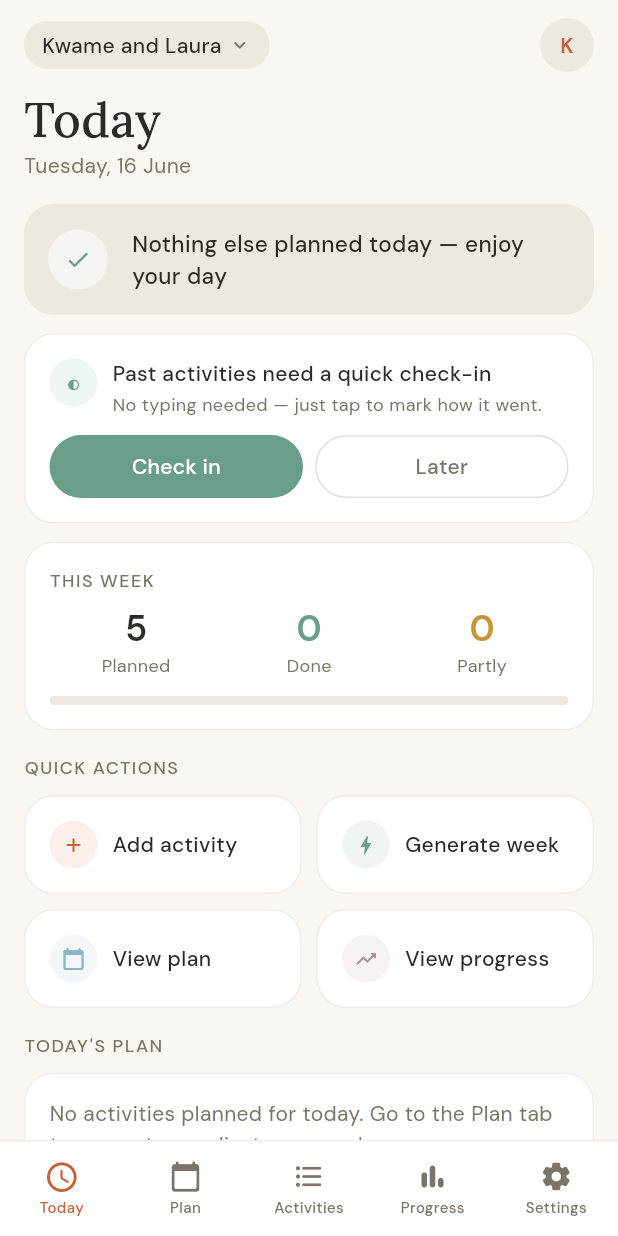
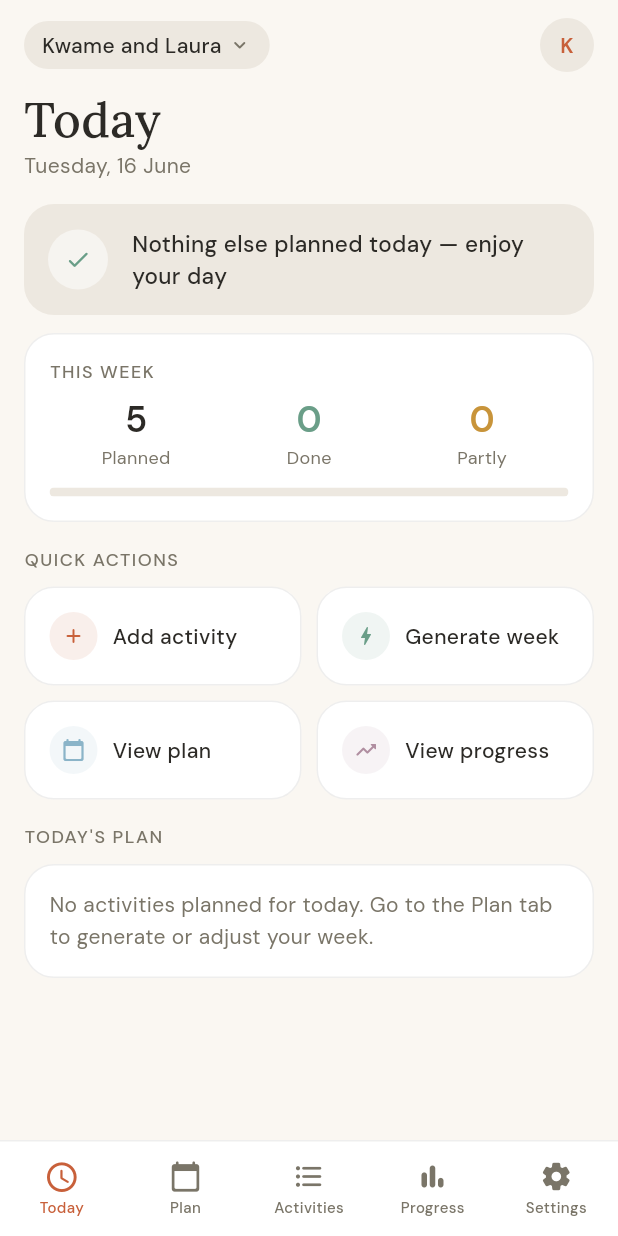
Before and after one commit to paulokwa/life-shuffle, a Flutter app: the screen it shows after launch, after a tap on "Next", after a tap on "Skip", on a phone screen of 412 x 824 dp. Run offline on Flutter 3.47's test engine with Material 3 defaults, Android fonts, the phone set to English and light mode, and no system bars; our stand-ins replace cloud_firestore, firebase_auth, firebase_core, google_fonts, shared_preferences; accounts and stored records are empty; network calls fail.

Commit message:
Add plan style, empty states, check-in prompt, scroll fix, and UX polish
- Plan style choice (Gentle/Balanced/Push me) with rest day counts on buttons
- Empty states on Activities and Plan screens
- Skippable check-in prompt on Today (session-only dismiss)
- Next Up card now filters out past activities (1-hour grace period)
- Check-in button scrolls to TODAY'S PLAN section instead of just dismissing
- Local run skill and example script updated with --web-hostname 127.0.0.1
- ROADMAP ticked for all completed V1 items; SESSION_LOG updated

Co-Authored-By: Claude Sonnet 4.6 <noreply@anthropic.com>

```diff
--- a/lib/screens/settings_screen.dart
+++ b/lib/screens/settings_screen.dart
@@ -472,16 +472,19 @@ class _PlanStylePicker extends StatelessWidget {
   @override
   Widget build(BuildContext context) {
     const options = [
-      (PlanStyle.gentle, 'Gentle', '~3/week'),
-      (PlanStyle.balanced, 'Balanced', '~5/week'),
-      (PlanStyle.push, 'Push me', '~7/week'),
+      (PlanStyle.gentle, 'Gentle', '~3/week', '4 rest days'),
+      (PlanStyle.balanced, 'Balanced', '~5/week', '2 rest days'),
+      (PlanStyle.push, 'Push me', '~7/week', '2 rest days'),
     ];
     return Row(
-      children: options.indexed.map(((int, (PlanStyle, String, String)) pair) {
+      children: options.indexed.map(((int, (PlanStyle, String, String, String)) pair) {
         final i = pair.$1;
-        final (style, label, hint) = pair.$2;
+        final (style, label, activities, restDays) = pair.$2;
         final selected = current == style;
         final isLast = i == options.length - 1;
+        final mutedColor = selected
+            ? Colors.white.withValues(alpha: 0.75)
+            : textMuted;
         return Expanded(
           child: GestureDetector(
             onTap: () => onChanged(style),
@@ -506,12 +509,17 @@ class _PlanStylePicker extends StatelessWidget {
                     ),
                   ),
                   Text(
-                    hint,
+                    activities,
                     style: GoogleFonts.dmSans(
                       fontSize: 11,
-                      color: selected
-                          ? Colors.white.withValues(alpha: 0.8)
-                          : textMuted,
+                      color: mutedColor,
+                    ),
+                  ),
+                  Text(
+                    restDays,
+                    style: GoogleFonts.dmSans(
+                      fontSize: 11,
+                      color: mutedColor,
                     ),
                   ),
                 ],
--- a/lib/screens/today_screen.dart
+++ b/lib/screens/today_screen.dart
@@ -9,8 +9,33 @@ import '../widgets/ls_card.dart';
 import '../widgets/quick_action_card.dart';
 import '../widgets/activity_plan_card.dart';
 
-class TodayScreen extends StatelessWidget {
+class TodayScreen extends StatefulWidget {
   const TodayScreen({super.key});
+
+  @override
+  State<TodayScreen> createState() => _TodayScreenState();
+}
+
+class _TodayScreenState extends State<TodayScreen> {
+  final _planSectionKey = GlobalKey();
+
+  // Returns true if the time slot is still upcoming or within a 1-hour grace
+  // period, so an activity planned at 3 PM still shows as Next Up at 3:45 PM
+  // but not at 7:37 PM.
+  static bool _isUpcoming(String timeSlot) {
+    final parts = timeSlot.split(' ');
+    if (parts.length != 2) return true;
+    final timeParts = parts[0].split(':');
+    if (timeParts.length != 2) return true;
+    int hour = int.tryParse(timeParts[0]) ?? 0;
+    final minute = int.tryParse(timeParts[1]) ?? 0;
+    final isPm = parts[1].toUpperCase() == 'PM';
+    if (isPm && hour != 12) hour += 12;
+    if (!isPm && hour == 12) hour = 0;
+    final now = DateTime.now();
+    final slot = DateTime(now.year, now.month, now.day, hour, minute);
+    return now.isBefore(slot.add(const Duration(hours: 1)));
+  }
 
   static String _formattedDate() {
     final now = DateTime.now();
@@ -23,6 +48,17 @@ class TodayScreen extends StatelessWidget {
       'July', 'August', 'September', 'October', 'November', 'December',
     ];
     return '${days[now.weekday - 1]}, ${now.day} ${months[now.month - 1]}';
+  }
+
+  void _scrollToPlanSection() {
+    final ctx = _planSectionKey.currentContext;
+    if (ctx != null) {
+      Scrollable.ensureVisible(
+        ctx,
+        duration: const Duration(milliseconds: 400),
+        curve: Curves.easeOut,
+      );
+    }
   }
 
   @override
@@ -43,8 +79,17 @@ class TodayScreen extends StatelessWidget {
     final partly  = allActivities.where((a) => a.status == CheckStatus.partly).length;
 
     final todayActivities = today?.activities ?? [];
-    final pending = todayActivities.where((a) => a.status == CheckStatus.none).toList();
-    final nextUp  = pending.isEmpty ? null : pending.first;
+    final pending = todayActivities
+        .where((a) => a.status == CheckStatus.none && _isUpcoming(a.timeSlot))
+        .toList();
+    final nextUp = pending.isEmpty ? null : pending.first;
+
+    final now = DateTime.now();
+    final hasPastUnchecked = week.any((d) =>
+        d.date.isBefore(DateTime(now.year, now.month, now.day)) &&
+        d.activities.any((a) => a.status == CheckStatus.none));
+    final showCheckInPrompt =
+        hasPastUnchecked && !state.checkInPromptDismissed;
 
     return SafeArea(
       child: Column(
@@ -60,14 +105,25 @@ class TodayScreen extends StatelessWidget {
                   _GreetingBlock(dateLabel: _formattedDate()),
                   const SizedBox(height: 16),
                   _NextUpCard(nextUp: nextUp),
+                  if (showCheckInPrompt) ...[
                     const SizedBox(height: 12),
-                  _CheckInCard(),
+                    _CheckInCard(
+                      onCheckIn: () {
+                        state.dismissCheckInPrompt();
+                        _scrollToPlanSection();
+                      },
+                      onDismiss: state.dismissCheckInPrompt,
+                    ),
+                  ],
                   const SizedBox(height: 12),
                   _ThisWeekCard(planned: planned, done: done, partly: partly),
                   const SizedBox(height: 16),
                   const _QuickActionsSection(),
                   const SizedBox(height: 16),
-                  _TodaysPlanSection(activities: todayActivities),
+                  _TodaysPlanSection(
+                    key: _planSectionKey,
+                    activities: todayActivities,
+                  ),
                 ],
               ),
             ),
@@ -223,6 +279,11 @@ class _NextUpCard extends StatelessWidget {
 // ─── Quick check-in card ──────────────────────────────────────────────────────
 
 class _CheckInCard extends StatelessWidget {
+  const _CheckInCard({required this.onCheckIn, required this.onDismiss});
+
+  final VoidCallback onCheckIn;
+  final VoidCallback onDismiss;
+
   @override
   Widget build(BuildContext context) {
     return LsCard(
@@ -276,6 +337,7 @@ class _CheckInCard extends StatelessWidget {
                   label: 'Check in',
                   background: accentSage,
                   textColor: Colors.white,
+                  onTap: onCheckIn,
                 ),
               ),
               const SizedBox(width: 8),
@@ -285,6 +347,7 @@ class _CheckInCard extends StatelessWidget {
                   background: Colors.transparent,
                   textColor: textMuted,
                   hasBorder: true,
+                  onTap: onDismiss,
                 ),
               ),
             ],
@@ -301,16 +364,20 @@ class _PillButton extends StatelessWidget {
     required this.background,
     required this.textColor,
     this.hasBorder = false,
+    this.onTap,
   });
 
   final String label;
   final Color background;
   final Color textColor;
   final bool hasBorder;
+  final VoidCallback? onTap;
 
   @override
   Widget build(BuildContext context) {
-    return Container(
+    return GestureDetector(
+      onTap: onTap,
+      child: Container(
         height: 42,
         decoration: BoxDecoration(
           color: background,
@@ -324,6 +391,7 @@ class _PillButton extends StatelessWidget {
             fontSize: 14,
             fontWeight: FontWeight.w500,
             color: textColor,
+          ),
         ),
       ),
     );
@@ -512,7 +580,7 @@ class _QuickActionsSection extends StatelessWidget {
 // ─── Today's plan ─────────────────────────────────────────────────────────────
 
 class _TodaysPlanSection extends StatelessWidget {
-  const _TodaysPlanSection({required this.activities});
+  const _TodaysPlanSection({super.key, required this.activities});
 
   final List<PlannedActivity> activities;
 
--- a/lib/state/app_state.dart
+++ b/lib/state/app_state.dart
@@ -15,6 +15,7 @@ class AppState extends ChangeNotifier {
   int _seed = 0;
   int _updatedAtMillis = 0;
   PlanStyle _planStyle = PlanStyle.balanced;
+  bool _checkInPromptDismissed = false;
   String? _userId;
   String? _calendarId;
   String _calendarTitle = FirestoreSyncService.defaultCalendarTitle;
@@ -32,6 +33,7 @@ class AppState extends ChangeNotifier {
 
   List<DayPlan> get weekPlan => _weekPlan;
   PlanStyle get planStyle => _planStyle;
+  bool get checkInPromptDismissed => _checkInPromptDismissed;
   String? get userId => _userId;
   String? get calendarId => _calendarId;
   String get calendarTitle => _calendarTitle;
@@ -181,6 +183,12 @@ class AppState extends ChangeNotifier {
     _seed++;
     _weekPlan = _buildPlan(lockedItems: _collectLocked());
     _persist();
+    notifyListeners();
+  }
+
+  void dismissCheckInPrompt() {
+    if (_checkInPromptDismissed) return;
+    _checkInPromptDismissed = true;
     notifyListeners();
   }
 
```
Also changed, not shown: 4 other files. Lines whose indentation alone changed are shown as unchanged.
